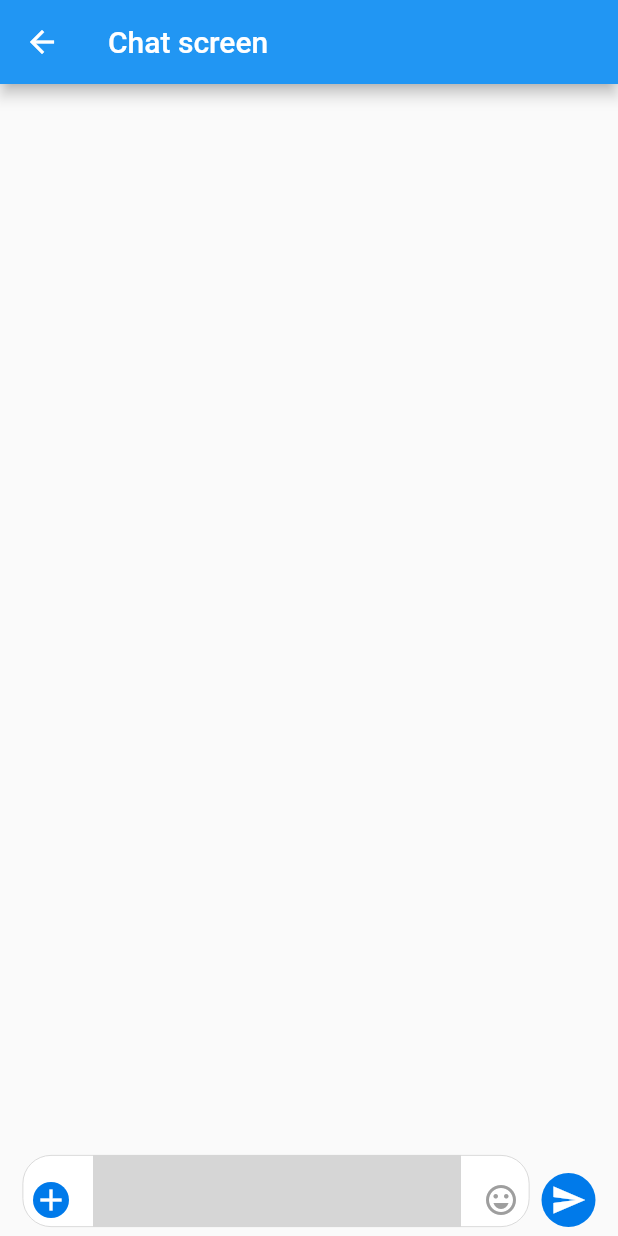
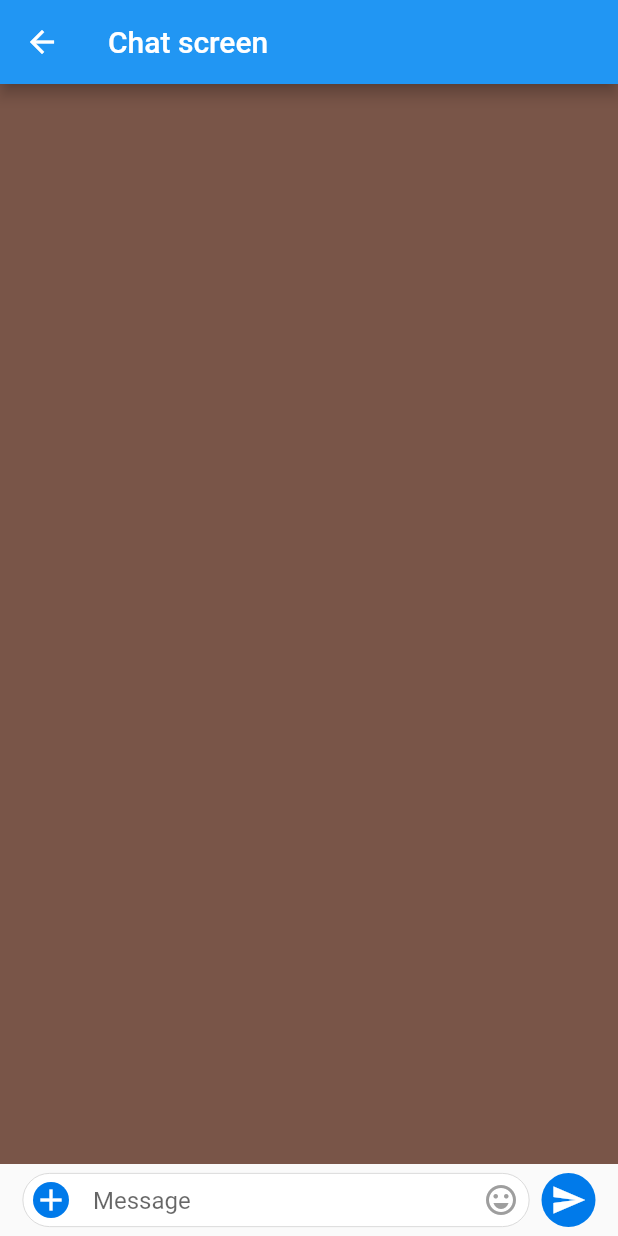
Before and after one commit to delfme/flutter-native-text-input-repo, a Flutter app: the DemoScreen screen opened directly, on a phone screen of 412 x 824 dp. Run offline on Flutter 3.47's test engine with Material 2 defaults, Android fonts, the phone set to English and light mode, and no system bars; our stand-ins replace flutter_native_text_input; missing offline and left inert: a package; grey boxes are pictures that could not be loaded.

Commit message:
Update demo_screen.dart

```diff
--- a/lib/demo_screen.dart
+++ b/lib/demo_screen.dart
@@ -43,15 +43,26 @@ class _DemoScreenState extends State<DemoScreen> with TickerProviderStateMixin {
 
   @override
   Widget build(BuildContext context) {
+
     return Scaffold(
       appBar: AppBar(
         title: const Text('Chat screen'),
       ),
-      body: SafeArea(
+      body:
+      SafeArea(
         child: Column(
           children: [
-            const Spacer(),
-            Container(
+           Expanded(
+            child: GestureDetector(
+            onTap: () {
+              FocusScope.of(context).requestFocus(new FocusNode());
+              },
+             child: Container(
+               color: Colors.brown,
+             ),
+            ),
+           ),
+           Container(
               padding: const EdgeInsets.only(
                 bottom: 6.0,
                 top: 6.0,
@@ -64,7 +75,7 @@ class _DemoScreenState extends State<DemoScreen> with TickerProviderStateMixin {
               child: Row(
                 crossAxisAlignment: CrossAxisAlignment.end,
                 children: [
-                  Expanded(
+                 Expanded(
                     child: DecoratedBox(
                       decoration: BoxDecoration(
                         color: Colors.white,
@@ -95,7 +106,7 @@ class _DemoScreenState extends State<DemoScreen> with TickerProviderStateMixin {
                             child: Padding(
                               padding: const EdgeInsets.only(left:0, right:8),
 
-                              //Native Texfield
+                              /*Native Texfield
                               child: NativeTextInput(
                                 style: TextStyle(
                                   letterSpacing: '-15@17'.va,
@@ -122,16 +133,14 @@ class _DemoScreenState extends State<DemoScreen> with TickerProviderStateMixin {
                                 placeholder: 'Message',
                                 textCapitalization: TextCapitalization.sentences,
                                 onChanged: (val) {
-                                  final isEmpty = val.trim().isEmpty;
-                                  _messageNotifier.value = isEmpty;
                                 },
                                 onTap: () {
                                   print("onTap");
                                 },
                               ),
+                              *///End platform view textfield
 
-
-                            /* //Flutter Texfield
+                             //Flutter Texfield
                               child: TextFormField(
                                 controller: _messageController,
                                 minLines: 1,
@@ -148,7 +157,8 @@ class _DemoScreenState extends State<DemoScreen> with TickerProviderStateMixin {
                                   hintText: "Message",
                                 ),
                               ),
-                             */
+                             ////End flutter textfiled
+
 
                             ),
                           ),
@@ -171,6 +181,7 @@ class _DemoScreenState extends State<DemoScreen> with TickerProviderStateMixin {
                       ),
                     ),
                   ),
+
                   const SizedBox(
                     width: 8,
                   ),
@@ -200,7 +211,7 @@ class _DemoScreenState extends State<DemoScreen> with TickerProviderStateMixin {
                   ),
                 ],
               ),
-            )
+            ),
           ],
         ),
       ),
```
